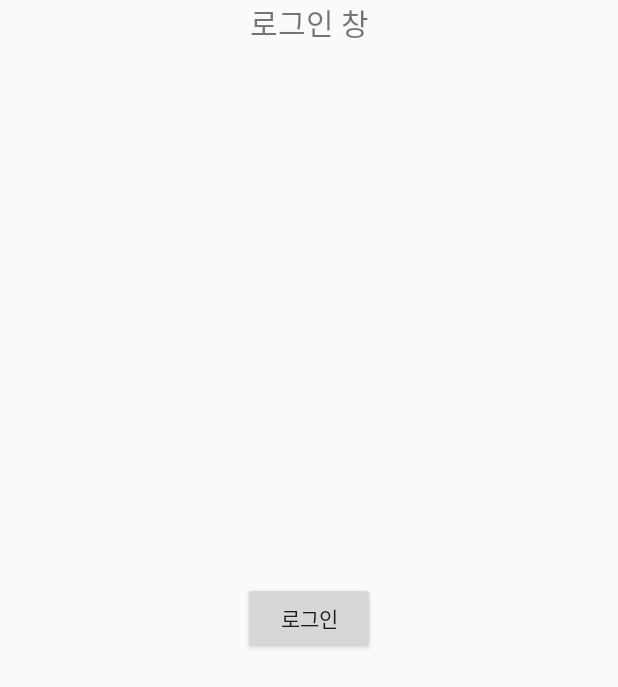
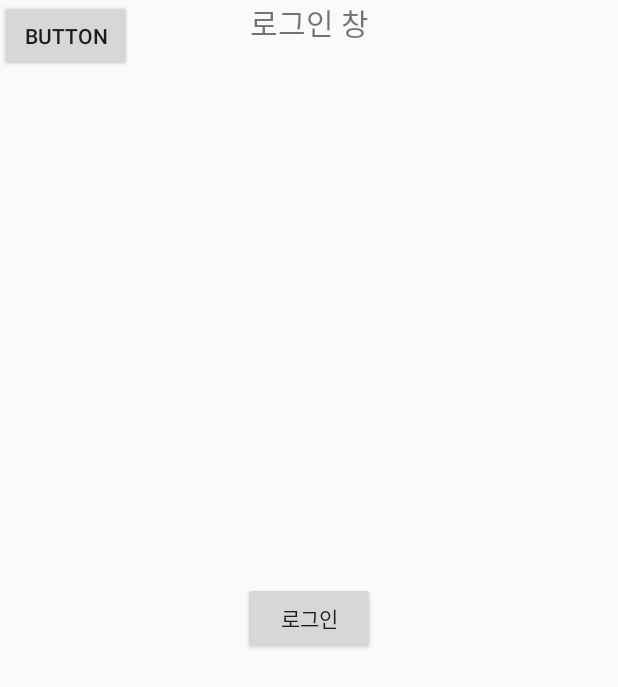
Before and after one commit to skawnssud/GoodTeam, an Android app: the screen it shows after launch (MainActivity), on a phone screen of 412 x 824 dp. Shown: the top 687 px of the screen. Run offline under Robolectric (Android 15) with nearby library versions, the phone set to English and light mode, and no system bars; our stand-ins replace Firebase (no records; nobody signed in at launch, a user with empty details on screens opened directly), data binding.

Commit message:
파이어베이스 연결중

```diff
--- a/App01/app/build.gradle
+++ b/App01/app/build.gradle
@@ -1,6 +1,7 @@
 apply plugin: 'com.android.application'
 apply plugin: 'kotlin-android'
 apply plugin: 'kotlin-android-extensions'
+apply plugin: 'com.google.gms.google-services'
 
 android {
     compileSdkVersion 30
@@ -39,8 +40,11 @@ dependencies {
     implementation 'androidx.navigation:navigation-fragment-ktx:2.3.1'
     implementation 'androidx.navigation:navigation-ui-ktx:2.3.1'
     implementation 'androidx.legacy:legacy-support-v4:1.0.0'
+    implementation 'com.google.firebase:firebase-database:18.0.0'
+    implementation platform('com.google.firebase:firebase-bom:26.0.0')
     testImplementation 'junit:junit:4.12'
     androidTestImplementation 'androidx.test.ext:junit:1.1.2'
     androidTestImplementation 'androidx.test.espresso:espresso-core:3.3.0'
 
+
 }
--- a/App01/app/src/main/java/com/example/app01/LoginMainFragment.kt
+++ b/App01/app/src/main/java/com/example/app01/LoginMainFragment.kt
@@ -8,16 +8,39 @@ import android.view.ViewGroup
 import androidx.databinding.DataBindingUtil
 import androidx.navigation.findNavController
 import com.example.app01.databinding.FragmentLoginMainBinding
+import com.google.firebase.database.DataSnapshot
+import com.google.firebase.database.DatabaseError
+import com.google.firebase.database.FirebaseDatabase
+import com.google.firebase.database.ValueEventListener
 
 class LoginMainFragment : Fragment() {
+    val database: FirebaseDatabase = FirebaseDatabase.getInstance()
+    var mRef = database.getReference().child("test")
 
     override fun onCreateView(
         inflater: LayoutInflater, container: ViewGroup?,
         savedInstanceState: Bundle?
     ): View? {
         val binding : FragmentLoginMainBinding = DataBindingUtil.inflate(inflater, R.layout.fragment_login_main, container, false)
+        mRef.addValueEventListener(object : ValueEventListener {
+            override fun onCancelled(p0: DatabaseError) {
+                System.out.println("X")
+            }
+
+            override fun onDataChange(p0: DataSnapshot) {
+                for (a in p0.children) {
+                    System.out.println("O")
+                    System.out.println(a.value)
+                }
+            }
+
+        })
         binding.buttonLogin.setOnClickListener {
             it.findNavController().navigate(R.id.action_loginMainFragment_to_workerScheduleFragment)
+        }
+        binding.button.setOnClickListener {
+            System.out.println("work?")
+            mRef.push().setValue("2")
         }
 
         return binding.root
--- a/App01/app/src/main/java/com/example/app01/MainActivity.kt
+++ b/App01/app/src/main/java/com/example/app01/MainActivity.kt
@@ -1,17 +1,19 @@
 package com.example.app01
 
+import android.os.Bundle
 import androidx.appcompat.app.AppCompatActivity
-import android.os.Bundle
 import androidx.databinding.DataBindingUtil
 import androidx.navigation.findNavController
 import com.example.app01.databinding.ActivityMainBinding
+import com.google.firebase.database.FirebaseDatabase
+
 
 class MainActivity : AppCompatActivity() {
+
     override fun onCreate(savedInstanceState: Bundle?) {
         super.onCreate(savedInstanceState)
-        @Suppress("UNUSED_VARIABLE")
         for (i in 0..5) {
-            var newOne : itemAnnouncement = itemAnnouncement(i,i,"Announcement Test " + i,"Description Test " + i,false)
+            var newOne : itemAnnouncement = itemAnnouncement(i,i,"Announcement " + i,"Description Test " + i,false)
             dataObject.listAnnouncement.add(newOne)
         }
         for (i in 1..5) {
--- a/App01/app/src/main/java/com/example/app01/workerScheduleFragment.kt
+++ b/App01/app/src/main/java/com/example/app01/workerScheduleFragment.kt
@@ -18,10 +18,6 @@ class workerScheduleFragment : Fragment() {
         inflater: LayoutInflater, container: ViewGroup?,
         savedInstanceState: Bundle?
     ): View? {
-        for (i in 0..5) {
-            var newOne : itemAnnouncement = itemAnnouncement(i,i,"Announcement Test " + i,"Description Test " + i,false)
-            dataObject.listAnnouncement.add(newOne)
-        }
         val binding : FragmentWorkerScheduleBinding = DataBindingUtil.inflate(inflater, R.layout.fragment_worker_schedule, container, false)
         binding.layoutCalculation.setOnClickListener {
             it.findNavController().navigate(R.id.action_workerScheduleFragment_to_workerCalculationFragment)
--- a/App01/app/src/main/res/layout/fragment_login_main.xml
+++ b/App01/app/src/main/res/layout/fragment_login_main.xml
@@ -25,6 +25,12 @@
             app:layout_constraintBottom_toBottomOf="parent"
             app:layout_constraintLeft_toLeftOf="parent"
             app:layout_constraintRight_toRightOf="parent"/>
+
+        <Button
+            android:id="@+id/button"
+            android:layout_width="wrap_content"
+            android:layout_height="wrap_content"
+            android:text="Button" />
     </androidx.constraintlayout.widget.ConstraintLayout>
 
 </layout>
--- a/App01/build.gradle
+++ b/App01/build.gradle
@@ -11,6 +11,7 @@ buildscript {
     dependencies {
         classpath "com.android.tools.build:gradle:4.0.0"
         classpath "org.jetbrains.kotlin:kotlin-gradle-plugin:$kotlin_version"
+        classpath 'com.google.gms:google-services:4.3.4'
 
         // NOTE: Do not place your application dependencies here; they belong
         // in the individual module build.gradle files
```
Also changed, not shown: App01/app/src/main/res/layout/fragment_worker_calculation.xml (+10 -5 lines), App01/app/src/main/res/layout/fragment_worker_schedule.xml (+13 -2 lines), 1 other file.
